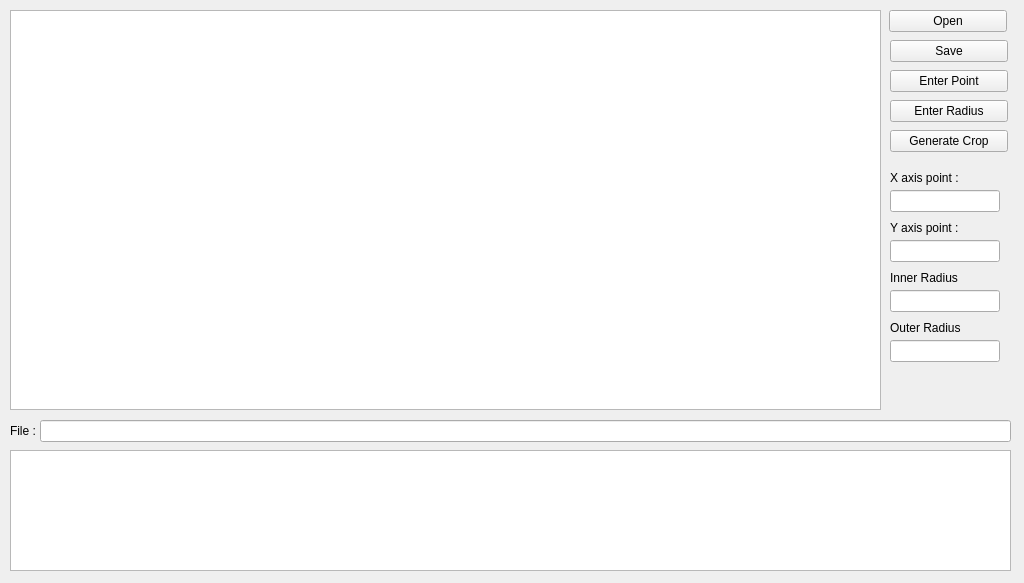
Old version of the form mainwindow.ui in the repository Kenzo450D/Upoint.
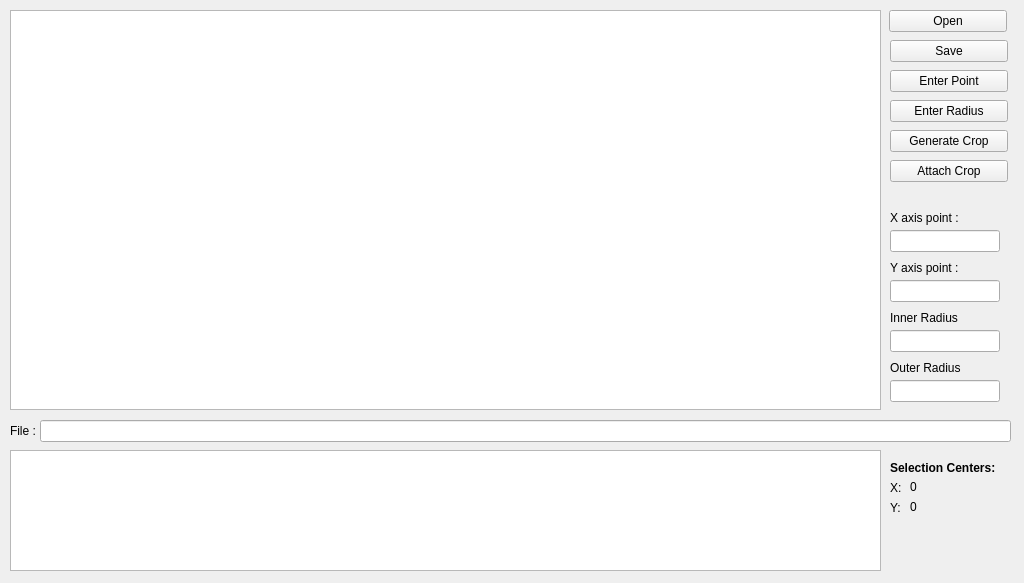
New version of the form.

Commit message: Added the tools to attach the image, after editing the selection

What changed in the file:
```diff
--- a/mainwindow.ui
+++ b/mainwindow.ui
@@ -48,7 +48,7 @@
      <rect>
       <x>10</x>
       <y>450</y>
-      <width>1001</width>
+      <width>871</width>
       <height>121</height>
      </rect>
     </property>
@@ -122,7 +122,7 @@
     <property name="geometry">
      <rect>
       <x>890</x>
-      <y>190</y>
+      <y>230</y>
       <width>110</width>
       <height>22</height>
      </rect>
@@ -132,7 +132,7 @@
     <property name="geometry">
      <rect>
       <x>890</x>
-      <y>240</y>
+      <y>280</y>
       <width>110</width>
       <height>22</height>
      </rect>
@@ -142,7 +142,7 @@
     <property name="geometry">
      <rect>
       <x>890</x>
-      <y>290</y>
+      <y>330</y>
       <width>110</width>
       <height>22</height>
      </rect>
@@ -165,8 +165,8 @@
     <property name="geometry">
      <rect>
       <x>890</x>
-      <y>170</y>
-      <width>78</width>
+      <y>210</y>
+      <width>111</width>
       <height>16</height>
      </rect>
     </property>
@@ -178,8 +178,8 @@
     <property name="geometry">
      <rect>
       <x>890</x>
-      <y>220</y>
-      <width>78</width>
+      <y>260</y>
+      <width>111</width>
       <height>16</height>
      </rect>
     </property>
@@ -191,8 +191,8 @@
     <property name="geometry">
      <rect>
       <x>890</x>
-      <y>270</y>
-      <width>78</width>
+      <y>310</y>
+      <width>111</width>
       <height>16</height>
      </rect>
     </property>
@@ -204,7 +204,7 @@
     <property name="geometry">
      <rect>
       <x>890</x>
-      <y>340</y>
+      <y>380</y>
       <width>110</width>
       <height>22</height>
      </rect>
@@ -214,8 +214,8 @@
     <property name="geometry">
      <rect>
       <x>890</x>
-      <y>320</y>
-      <width>78</width>
+      <y>360</y>
+      <width>111</width>
       <height>16</height>
      </rect>
     </property>
@@ -223,6 +223,90 @@
      <string>Outer Radius</string>
     </property>
    </widget>
+   <widget class="QPushButton" name="pushButton_6">
+    <property name="geometry">
+     <rect>
+      <x>890</x>
+      <y>160</y>
+      <width>118</width>
+      <height>22</height>
+     </rect>
+    </property>
+    <property name="text">
+     <string>Attach Crop</string>
+    </property>
+   </widget>
+   <widget class="QLabel" name="label_6">
+    <property name="geometry">
+     <rect>
+      <x>890</x>
+      <y>460</y>
+      <width>141</width>
+      <height>16</height>
+     </rect>
+    </property>
+    <property name="font">
+     <font>
+      <weight>75</weight>
+      <bold>true</bold>
+     </font>
+    </property>
+    <property name="text">
+     <string>Selection Centers:</string>
+    </property>
+   </widget>
+   <widget class="QLabel" name="label_7">
+    <property name="geometry">
+     <rect>
+      <x>890</x>
+      <y>480</y>
+      <width>21</width>
+      <height>16</height>
+     </rect>
+    </property>
+    <property name="text">
+     <string>X:</string>
+    </property>
+   </widget>
+   <widget class="QLabel" name="label_8">
+    <property name="geometry">
+     <rect>
+      <x>890</x>
+      <y>500</y>
+      <width>21</width>
+      <height>16</height>
+     </rect>
+    </property>
+    <property name="text">
+     <string>Y:</string>
+    </property>
+   </widget>
+   <widget class="QLabel" name="label_9">
+    <property name="geometry">
+     <rect>
+      <x>910</x>
+      <y>480</y>
+      <width>50</width>
+      <height>14</height>
+     </rect>
+    </property>
+    <property name="text">
+     <string>0</string>
+    </property>
+   </widget>
+   <widget class="QLabel" name="label_10">
+    <property name="geometry">
+     <rect>
+      <x>910</x>
+      <y>500</y>
+      <width>50</width>
+      <height>14</height>
+     </rect>
+    </property>
+    <property name="text">
+     <string>0</string>
+    </property>
+   </widget>
   </widget>
  </widget>
  <layoutdefault spacing="6" margin="11"/>
```
The commit also changes 4 other files.
